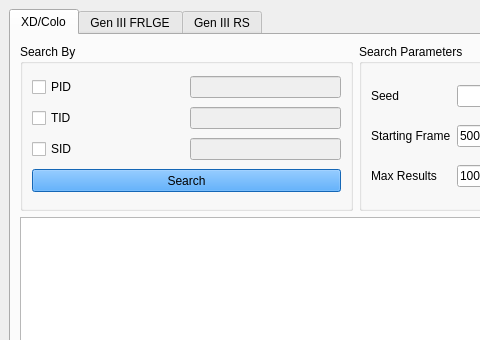
Above: Forms/Gen3/IDs3.ui from Admiral-Fish/PokeFinder before the change; both pictures show x 0 to 480 and y 0 to 340 of the 711 by 570 pixel window. Below: the same form after it.
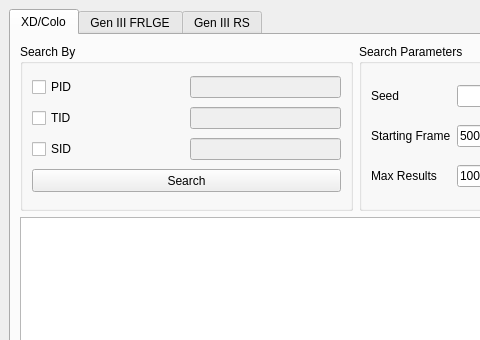
That is the form after the change. Custom widgets are drawn as their Qt base class.

Diff of the .ui file:
```diff
--- a/Forms/Gen3/IDs3.ui
+++ b/Forms/Gen3/IDs3.ui
@@ -31,116 +31,6 @@
   <property name="windowTitle">
    <string>Gen 3 TID\SID</string>
   </property>
-  <property name="styleSheet">
-   <string notr="true">.QTabWidget &gt;  QWidget &gt; QWidget {
-	background-color: #E6E6E6;
-}
-
-QTabBar::tab {
-	color: black;
-	background-color: #A1ABB3;
-	font-family: &quot;Myriad Pro&quot;;
-	width: 150px;
-}
-
-QTabBar::tab:selected {
-	color: white;
-	background-color: #1D303C;
-}
-
-QCheckBox {
-	color: white;
-}
-
-QCheckBox::indicator {
-	border: 2px solid white;
-	border-radius: 3px;
-	height: 10px;
-	width: 10px;
-}
-
-QCheckBox::indicator:unchecked {
-	background-color: #274050;
-}
-
-QCheckBox::indicator:checked {
-	background-color: white;
-}
-
-QTableView {
-	border: 4px solid DodgerBlue;
-}
-
-QHeaderView::section {
-	border: none;
-	background-color: #274050;
-	padding-top: 3px;
-	padding-bottom: 3px;
-	color: white;
-}
-
-QLineEdit {
-	qproperty-alignment: AlignCenter;
-	background-color: #1D303C;
-	border:none;
-	border-radius: 6px;
-	color: white;
-}
-
-QLineEdit:disabled {
-	background-color: #50636F;
-}
-
-QGroupBox {
-	background-color: #274050;
-	border-radius: 10px;
-	margin-top: 7px;
-	font-family: &quot;Myriad Pro&quot;, Montserrat;
-	font-weight: 500;
-}
-
-.QGroupBox * {
-	font-family: &quot;Myriad Pro&quot;, Montserrat;
-	font-weight: 500;
-}
-
-QLabel {
-	color: white;
-}
-
-QGroupBox::title {
-	subcontrol-origin: margin;
-	left: 20px;
-	padding: 3px 5px 3px 5px;
-	background-color: #969F91;
-	border-radius: 5px;
-}
-
-QPushButton {
-	border: none;
-	border-radius: 6px;
-	color: white;
-}
-
-QRadioButton::indicator {
-	border: 2px solid white;
-	border-radius: 3px;
-	height: 10px;
-	width: 10px;
-}
-
-QRadioButton::indicator:checked {
-	background-color: white;
-}
-
-QRadioButton::indicator:unchecked {
-	background-color: #274050;
-}
-
-QRadioButton {
-	color: white;
-}</string>
-  </property>
   <widget class="QWidget" name="centralwidget">
    <layout class="QGridLayout" name="gridLayout_5">
     <item row="0" column="0">
@@ -269,11 +159,6 @@
                <height>23</height>
               </size>
              </property>
-             <property name="styleSheet">
-              <string notr="true">QPushButton {
-	background-color: DodgerBlue;
-}</string>
-             </property>
              <property name="text">
               <string>Search</string>
              </property>
```
Left out of the diff: 10 changed lines with no effect on the pictures.
